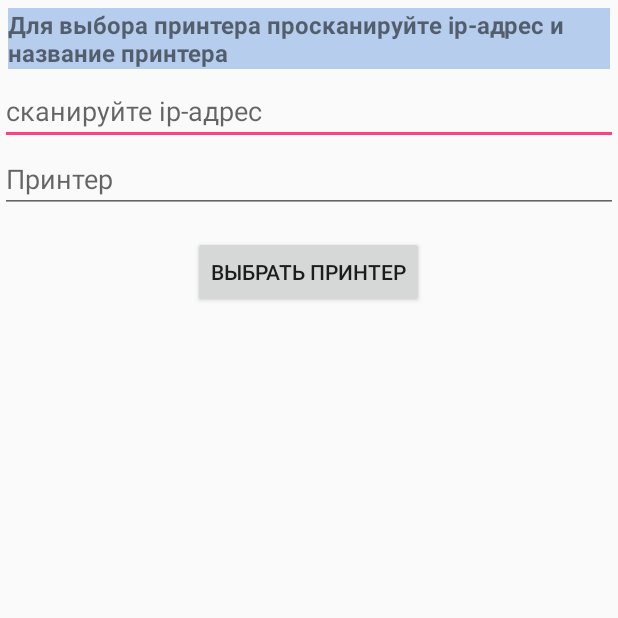
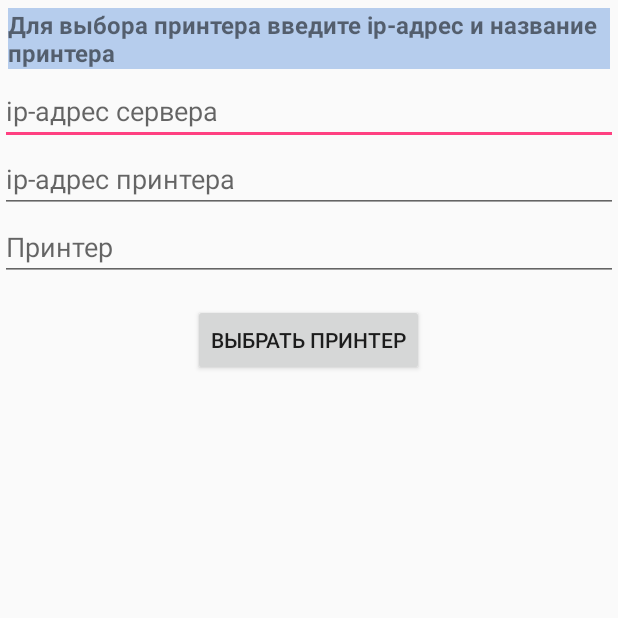
Before and after one commit to Tomas13/MobTerEnvelope, an Android app: the ChoosePrinterActivity screen opened directly, with no data from a screen before it, on a phone screen of 412 x 824 dp, the top half of it. Run offline under Robolectric (Android 15) with nearby library versions, the phone set to English and light mode, and no system bars; our stand-ins replace ButterKnife, Dagger/Hilt's generated code; libraries missing offline, so code that uses them is left out: com.facebook.stetho; 1 statement that could not run was skipped.

Commit message:
version 1.1 save server ip

```diff
--- a/app/build.gradle
+++ b/app/build.gradle
@@ -8,8 +8,8 @@ android {
         applicationId "kazpost.kz.mobterminal"
         minSdkVersion 16
         targetSdkVersion 25
-        versionCode 1
-        versionName "1.0"
+        versionCode 2
+        versionName "1.1"
         testInstrumentationRunner "android.support.test.runner.AndroidJUnitRunner"
     }
     buildTypes {
--- a/app/src/main/java/kazpost/kz/mobterminal/data/prefs/PreferencesHelper.java
+++ b/app/src/main/java/kazpost/kz/mobterminal/data/prefs/PreferencesHelper.java
@@ -10,7 +10,7 @@ public interface PreferencesHelper {
 
     void saveLastLoginTime(String dateTime);
 
-    void savePrinter(String ipAddress, String printerName);
+    void savePrinter(String serverIp, String ipAddress, String printerName);
 
     String getPrinterIp();
 
@@ -19,4 +19,6 @@ public interface PreferencesHelper {
     String getSessionId();
 
     String getLastLoginTime();
+
+    String getServerIp();
 }
--- a/app/src/main/java/kazpost/kz/mobterminal/ui/print/ChoosePrinterActivity.java
+++ b/app/src/main/java/kazpost/kz/mobterminal/ui/print/ChoosePrinterActivity.java
@@ -23,21 +23,21 @@ public class ChoosePrinterActivity extends BaseActivity {
     EditText etIpAddress;
     @BindView(R.id.et_printer_name)
     EditText etPrinterName;
-//    @BindView(R.id.et_server_address)
-//    EditText etServerAddress;
+    @BindView(R.id.et_server_address)
+    EditText etServerAddress;
 
     @OnClick(R.id.btn_save_printer)
     public void savePrinter() {
 
-//        String serverIp = ;
+        String serverIp = etServerAddress.getText().toString();
         String printerName = etPrinterName.getText().toString();
         String printerIp = etIpAddress.getText().toString();
 
         if (printerName.length() > 0 && printerIp.length() > 0) {
-            dataManager.savePrinter(printerIp, printerName);
+            dataManager.savePrinter(serverIp, printerIp, printerName);
             startActivity(this, new MainActivity());
             this.finish();
-        }else{
+        } else {
             onErrorToast("Сканируйте ip-адрес и название");
         }
     }
@@ -55,8 +55,10 @@ public class ChoosePrinterActivity extends BaseActivity {
     }
 
     private void getPrinter() {
-        if(dataManager.getPrinterIp() != null && dataManager.getPrinterName() != null){
-            if (dataManager.getPrinterIp().length() > 0 && dataManager.getPrinterName().length()>0){
+        if (dataManager.getPrinterIp() != null && dataManager.getPrinterName() != null && dataManager.getServerIp() != null) {
+            if (dataManager.getPrinterIp().length() > 0 && dataManager.getPrinterName().length() > 0
+                    && dataManager.getServerIp().length() > 0) {
+                etServerAddress.setText(dataManager.getServerIp());
                 etIpAddress.setText(dataManager.getPrinterIp());
                 etPrinterName.setText(dataManager.getPrinterName());
             }
--- a/app/src/main/res/layout/activity_choose_printer.xml
+++ b/app/src/main/res/layout/activity_choose_printer.xml
@@ -18,18 +18,11 @@
         android:id="@+id/tv_server"
         android:layout_margin="10dp"/>
 
-    <EditText
-        android:visibility="gone"
-        android:layout_margin="5dp"
-        android:layout_below="@id/tv_server"
-        android:layout_width="match_parent"
-        android:layout_height="wrap_content"
-        android:hint="ip-адрес сервера"
-        android:id="@+id/et_server_address"/>
+
 
     <TextView
         android:background="@color/colorBlueLight"
-        android:layout_below="@id/et_server_address"
+        android:layout_below="@id/tv_server"
         android:id="@+id/tv_scan_ip"
         android:layout_width="match_parent"
         android:layout_height="wrap_content"
@@ -44,6 +37,14 @@
         android:layout_height="wrap_content"
         android:layout_below="@id/tv_scan_ip"
         android:orientation="vertical">
+
+        <EditText
+            android:visibility="visible"
+            android:layout_below="@id/tv_server"
+            android:layout_width="match_parent"
+            android:layout_height="wrap_content"
+            android:hint="ip-адрес сервера"
+            android:id="@+id/et_server_address"/>
 
         <EditText
             android:id="@+id/et_ip_address"
--- a/app/src/main/res/layout/activity_scan.xml
+++ b/app/src/main/res/layout/activity_scan.xml
@@ -8,9 +8,10 @@
 
     <TextView
         android:id="@+id/tv_scan_top"
-        android:layout_width="wrap_content"
+        android:layout_width="match_parent"
         android:layout_height="wrap_content"
         android:layout_margin="20dp"
+        android:gravity="center_horizontal"
         android:text="@string/scan_package"
         android:textColor="@color/black_effective"
         android:textSize="16dp"
@@ -106,7 +107,8 @@
         android:layout_centerHorizontal="true"
         android:layout_marginTop="10dp"
         android:text="@string/scan_cell"
-        android:textAlignment="center" />
+        android:textAlignment="center"
+        android:visibility="gone" />
 
     <EditText
         android:imeOptions="flagNoFullscreen"
--- a/app/src/main/res/values/strings.xml
+++ b/app/src/main/res/values/strings.xml
@@ -14,7 +14,7 @@
     <string name="btnScannerSelectBarcode">Scanner Selection Example</string>
     <string name="btnSwitchScanners">Switch Scanners</string>
     <string name="txtBarcodeTitle">Press the device\'s scan button to scan a barcode.</string>
-    <string name="scan_package">Сканируйте ШПИ посылки</string>
+    <string name="scan_package">Сканируйте ШПИ РПО</string>
     <string name="your_code">ваш штрихкод</string>
     <string name="scan_bag">Сканируйте ШПИ мешка</string>
     <string name="enter_seal">Введите номер пломбы</string>
@@ -38,7 +38,7 @@
     <string name="to_dep_index">Индекс пункта назначения:</string>
     <string name="to_dep_name">Название пункта назначения:</string>
     <string name="pin_length">Пин-код должен состоять из 4-х символов</string>
-    <string name="ip_address">сканируйте ip-адрес</string>
+    <string name="ip_address">ip-адрес принтера</string>
     <string name="printer_name">Принтер</string>
-    <string name="scanipname">Для выбора принтера просканируйте ip-адрес и название принтера</string>
+    <string name="scanipname">Для выбора принтера введите ip-адрес и название принтера</string>
 </resources>
```
Also changed, not shown: app/src/main/java/kazpost/kz/mobterminal/data/AppDataManager.java (+8 -2 lines), app/src/main/java/kazpost/kz/mobterminal/data/prefs/AppPreferencesHelper.java (+11 -1 lines), app/src/main/java/kazpost/kz/mobterminal/ui/print/PrintActivity.java (+4 -4 lines).
